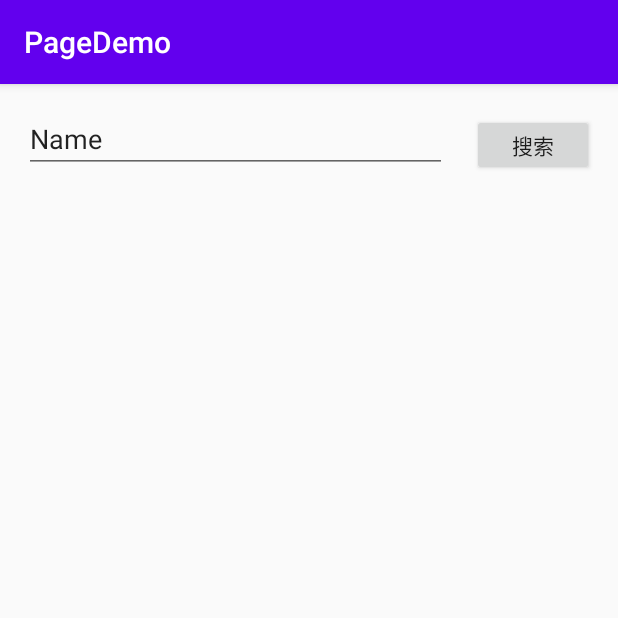
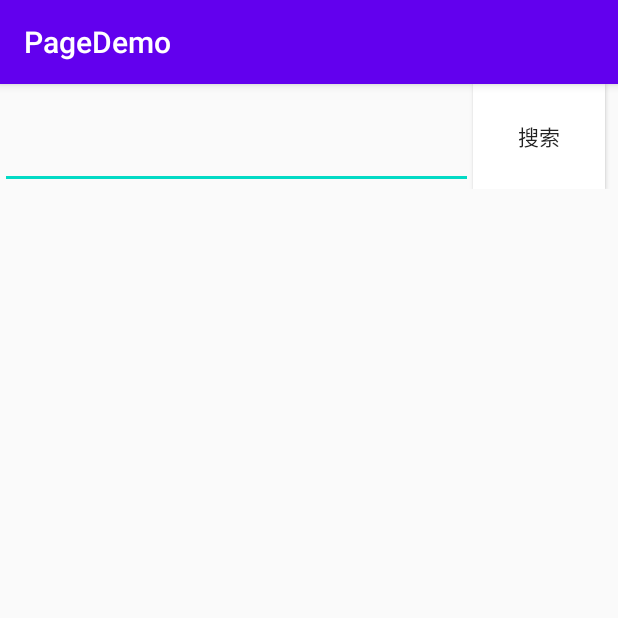
Before and after one commit to QiaoYangKe/PageDemo, an Android app: the screen it shows after launch (MainActivity), on a phone screen of 412 x 824 dp, the top half of it. Run offline under Robolectric (Android 15) with nearby library versions, the phone set to English and light mode, and no system bars; our stand-ins replace Room's generated code, paging; libraries missing offline, so code that uses them is left out: androidx.paging; 3 statements that could not run were skipped.

Commit message:
修改前端样式

```diff
--- a/app/build.gradle
+++ b/app/build.gradle
@@ -1,8 +1,8 @@
 apply plugin: 'com.android.application'
 
 android {
-    compileSdkVersion 29
-    buildToolsVersion "29.0.2"
+    compileSdkVersion 28
+    buildToolsVersion '28.0.3'
 
     defaultConfig {
         applicationId "com.example.pagedemo"
@@ -19,6 +19,10 @@ android {
             minifyEnabled false
             proguardFiles getDefaultProguardFile('proguard-android-optimize.txt'), 'proguard-rules.pro'
         }
+    }
+    compileOptions {
+        sourceCompatibility = 1.8
+        targetCompatibility = 1.8
     }
 
 }
--- a/app/src/main/res/layout/activity_main.xml
+++ b/app/src/main/res/layout/activity_main.xml
@@ -6,13 +6,39 @@
     android:layout_height="match_parent"
     tools:context=".MainActivity">
 
+    <LinearLayout
+        android:id="@+id/linerLayout"
+        android:layout_width="0dp"
+        android:layout_height="0dp"
+        android:maxHeight="30dp"
+        android:orientation="horizontal"
+        app:layout_constraintBottom_toTopOf="@+id/recyclerView"
+        app:layout_constraintEnd_toEndOf="parent"
+        app:layout_constraintStart_toStartOf="parent"
+        app:layout_constraintTop_toTopOf="parent">
+
+        <EditText
+            android:id="@+id/editText2"
+            android:layout_width="315dp"
+            android:layout_height="match_parent"
+            android:ems="10"
+            android:inputType="textPersonName" />
+
+        <Button
+            android:id="@+id/button3"
+            android:layout_width="wrap_content"
+            android:layout_height="match_parent"
+            android:background="@color/cardview_light_background"
+            android:backgroundTint="#FFFFFF"
+            android:text="@string/button" />
+    </LinearLayout>
+
     <androidx.recyclerview.widget.RecyclerView
         android:id="@+id/recyclerView"
         android:layout_width="0dp"
         android:layout_height="0dp"
         android:layout_marginStart="8dp"
         android:layout_marginEnd="8dp"
-        android:layout_marginBottom="8dp"
         app:layout_constraintBottom_toBottomOf="parent"
         app:layout_constraintEnd_toEndOf="parent"
         app:layout_constraintStart_toStartOf="parent"
@@ -23,30 +49,6 @@
         android:layout_width="wrap_content"
         android:layout_height="wrap_content"
         android:orientation="horizontal"
-        app:layout_constraintGuide_percent="0.1" />
-
-    <EditText
-        android:id="@+id/editText2"
-        android:layout_width="282dp"
-        android:layout_height="39dp"
-        android:layout_marginStart="16dp"
-        android:layout_marginTop="20dp"
-        android:ems="10"
-        android:inputType="textPersonName"
-        android:text="Name"
-        app:layout_constraintEnd_toStartOf="@+id/button3"
-        app:layout_constraintHorizontal_bias="0.0"
-        app:layout_constraintStart_toStartOf="parent"
-        app:layout_constraintTop_toTopOf="parent" />
-
-    <Button
-        android:id="@+id/button3"
-        android:layout_width="81dp"
-        android:layout_height="41dp"
-        android:layout_marginTop="20dp"
-        android:layout_marginEnd="16dp"
-        android:text="@string/button"
-        app:layout_constraintEnd_toEndOf="parent"
-        app:layout_constraintTop_toTopOf="parent" />
+        app:layout_constraintGuide_begin="70dp" />
 
 </androidx.constraintlayout.widget.ConstraintLayout>
--- a/app/src/main/res/layout/cell.xml
+++ b/app/src/main/res/layout/cell.xml
@@ -7,18 +7,19 @@
 
     <androidx.cardview.widget.CardView
         android:id="@+id/cardView"
-        android:layout_width="398dp"
-        android:layout_height="134dp"
+        android:layout_width="0dp"
+        android:layout_height="wrap_content"
         android:layout_marginTop="4dp"
         android:layout_marginBottom="4dp"
         app:cardBackgroundColor="@color/colorGray"
-        app:cardCornerRadius="10dp"
+        app:cardCornerRadius="15dp"
         app:layout_constraintBottom_toBottomOf="parent"
         app:layout_constraintEnd_toEndOf="parent"
         app:layout_constraintStart_toStartOf="parent"
         app:layout_constraintTop_toTopOf="parent">
 
         <LinearLayout
+            android:id="@+id/linerLayout"
             android:layout_width="match_parent"
             android:layout_height="match_parent"
             android:orientation="vertical">
@@ -44,7 +45,6 @@
                 android:id="@+id/textView3"
                 android:layout_width="match_parent"
                 android:layout_height="wrap_content"
-                android:layout_marginBottom="16dp"
                 android:text="TextView"
                 app:layout_constraintBottom_toBottomOf="parent" />
 
```
